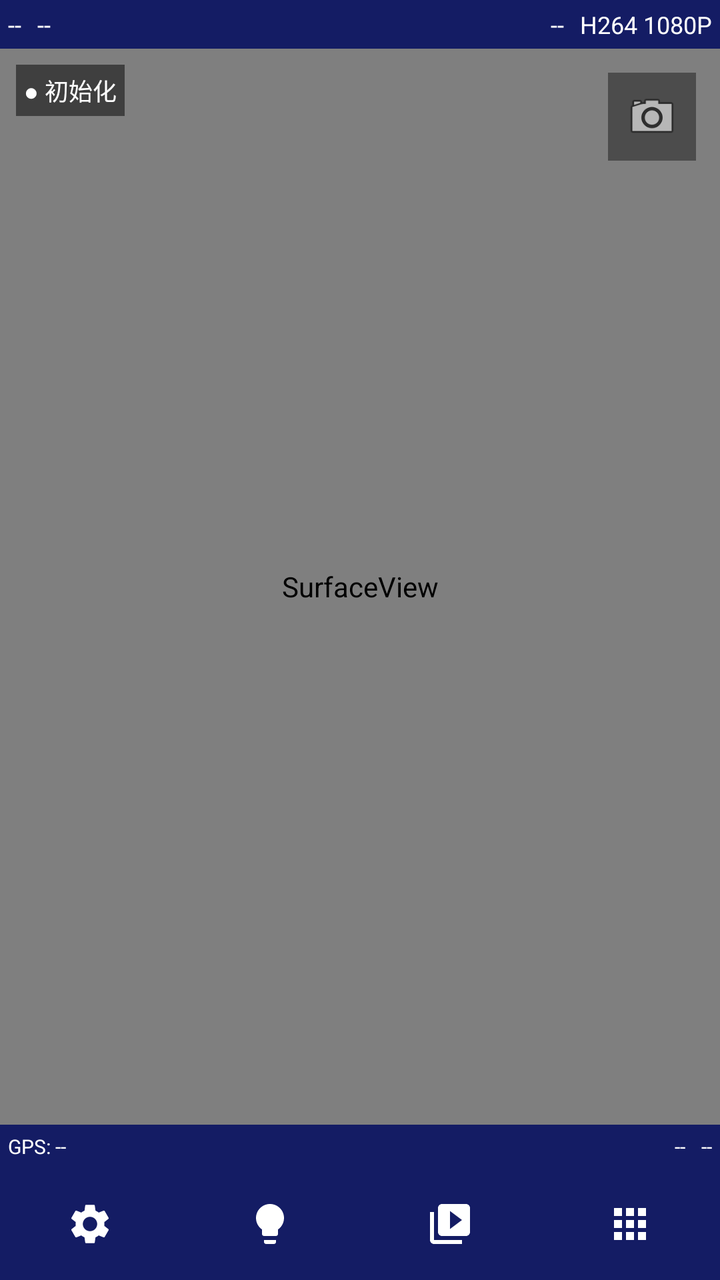
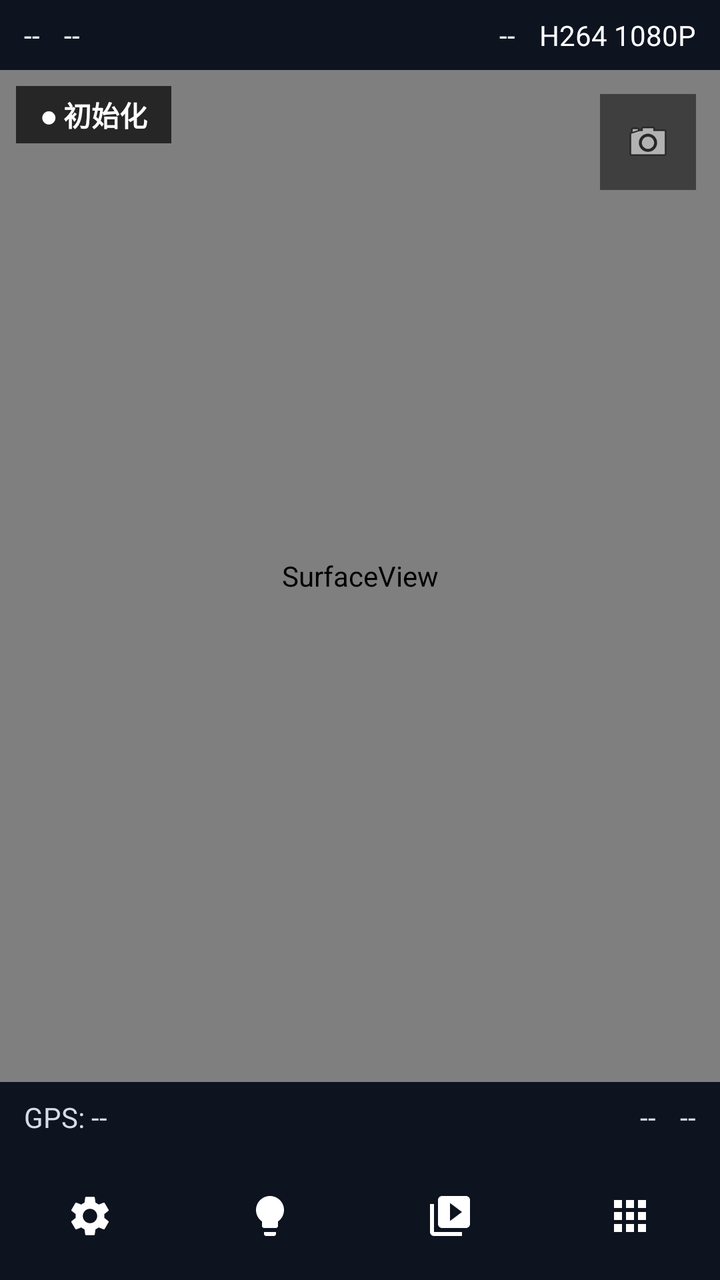

An Android layout rendered at two revisions. The XML below is the earlier revision; the diff shows what the commit changed to produce the second picture.
<!-- AndroidManifest.xml: application theme Theme.EnforcementApp -->
<!-- res/layout/activity_main.xml -->
<?xml version="1.0" encoding="utf-8"?>
<androidx.constraintlayout.widget.ConstraintLayout
    xmlns:android="http://schemas.android.com/apk/res/android"
    xmlns:app="http://schemas.android.com/apk/res-auto"
    android:layout_width="match_parent"
    android:layout_height="match_parent"
    android:background="#000000">

    
    <LinearLayout
        android:id="@+id/infoBar"
        android:layout_width="match_parent"
        android:layout_height="wrap_content"
        android:orientation="horizontal"
        android:padding="4dp"
        android:background="#CC1A237E"
        app:layout_constraintTop_toTopOf="parent"
        app:layout_constraintStart_toStartOf="parent"
        app:layout_constraintEnd_toEndOf="parent">

        <TextView
            android:id="@+id/tvStorage"
            android:layout_width="wrap_content"
            android:layout_height="wrap_content"
            android:textColor="#FFFFFF"
            android:textSize="12sp"
            android:text="--" />

        <Space
            android:layout_width="8dp"
            android:layout_height="1dp" />

        <TextView
            android:id="@+id/tvBattery"
            android:layout_width="wrap_content"
            android:layout_height="wrap_content"
            android:textColor="#FFFFFF"
            android:textSize="12sp"
            android:text="--" />

        <Space
            android:layout_width="0dp"
            android:layout_height="1dp"
            android:layout_weight="1" />

        <TextView
            android:id="@+id/tvDate"
            android:layout_width="wrap_content"
            android:layout_height="wrap_content"
            android:textColor="#FFFFFF"
            android:textSize="12sp"
            android:text="--" />

        <Space
            android:layout_width="8dp"
            android:layout_height="1dp" />

        <TextView
            android:id="@+id/tvEncoding"
            android:layout_width="wrap_content"
            android:layout_height="wrap_content"
            android:textColor="#FFFFFF"
            android:textSize="12sp"
            android:text="H264 1080P" />

    </LinearLayout>

    
    <SurfaceView
        android:id="@+id/surfacePreview"
        android:layout_width="match_parent"
        android:layout_height="0dp"
        app:layout_constraintTop_toBottomOf="@id/infoBar"
        app:layout_constraintBottom_toTopOf="@id/gpsBar"
        app:layout_constraintStart_toStartOf="parent"
        app:layout_constraintEnd_toEndOf="parent" />

    
    <ImageButton
        android:id="@+id/btnSwitchCamera"
        android:layout_width="44dp"
        android:layout_height="44dp"
        android:layout_margin="12dp"
        android:src="@android:drawable/ic_menu_camera"
        android:background="#66000000"
        android:scaleType="centerInside"
        android:padding="8dp"
        android:contentDescription="切换摄像头"
        app:layout_constraintTop_toBottomOf="@id/infoBar"
        app:layout_constraintEnd_toEndOf="parent" />

    
    <TextView
        android:id="@+id/tvStreamStatus"
        android:layout_width="wrap_content"
        android:layout_height="wrap_content"
        android:padding="4dp"
        android:textColor="#FFFFFF"
        android:textSize="12sp"
        android:background="#80000000"
        android:text="● 初始化"
        android:layout_margin="8dp"
        app:layout_constraintTop_toBottomOf="@id/infoBar"
        app:layout_constraintStart_toStartOf="parent" />

    
    <TextView
        android:id="@+id/tvRecordingIndicator"
        android:layout_width="wrap_content"
        android:layout_height="wrap_content"
        android:padding="6dp"
        android:textColor="#FF0000"
        android:textSize="14sp"
        android:textStyle="bold"
        android:background="#80000000"
        android:text="● REC 00:00"
        android:visibility="gone"
        android:layout_margin="8dp"
        app:layout_constraintTop_toBottomOf="@id/infoBar"
        app:layout_constraintEnd_toEndOf="parent" />

    
    <TextView
        android:id="@+id/tvAudioRecordingIndicator"
        android:layout_width="wrap_content"
        android:layout_height="wrap_content"
        android:paddingStart="20dp"
        android:paddingEnd="20dp"
        android:paddingTop="10dp"
        android:paddingBottom="10dp"
        android:textColor="#FFFFFFFF"
        android:textSize="22sp"
        android:textStyle="bold"
        android:background="@drawable/bg_audio_indicator"
        android:text="🎙 录音中 00:00"
        android:visibility="gone"
        android:layout_marginTop="16dp"
        app:layout_constraintTop_toBottomOf="@id/infoBar"
        app:layout_constraintStart_toStartOf="parent"
        app:layout_constraintEnd_toEndOf="parent" />

    
    <LinearLayout
        android:id="@+id/gpsBar"
        android:layout_width="match_parent"
        android:layout_height="wrap_content"
        android:orientation="horizontal"
        android:padding="4dp"
        android:background="#CC1A237E"
        app:layout_constraintBottom_toTopOf="@id/bottomBar"
        app:layout_constraintStart_toStartOf="parent"
        app:layout_constraintEnd_toEndOf="parent">

        <TextView
            android:id="@+id/tvGps"
            android:layout_width="wrap_content"
            android:layout_height="wrap_content"
            android:textColor="#FFFFFF"
            android:textSize="10sp"
            android:text="GPS: --" />

        <Space
            android:layout_width="0dp"
            android:layout_height="1dp"
            android:layout_weight="1" />

        <TextView
            android:id="@+id/tvDeviceId"
            android:layout_width="wrap_content"
            android:layout_height="wrap_content"
            android:textColor="#FFFFFF"
            android:textSize="10sp"
            android:text="--" />

        <Space
            android:layout_width="8dp"
            android:layout_height="1dp" />

        <TextView
            android:id="@+id/tvTime"
            android:layout_width="wrap_content"
            android:layout_height="wrap_content"
            android:textColor="#FFFFFF"
            android:textSize="10sp"
            android:text="--" />

    </LinearLayout>

    
    <LinearLayout
        android:id="@+id/bottomBar"
        android:layout_width="match_parent"
        android:layout_height="56dp"
        android:orientation="horizontal"
        android:background="#CC1A237E"
        app:layout_constraintBottom_toBottomOf="parent"
        app:layout_constraintStart_toStartOf="parent"
        app:layout_constraintEnd_toEndOf="parent">

        <ImageButton
            android:id="@+id/btnSettings"
            android:layout_width="0dp"
            android:layout_height="match_parent"
            android:layout_weight="1"
            android:src="@drawable/ic_settings"
            android:background="?attr/selectableItemBackground"
            android:contentDescription="设置" />

        <ImageButton
            android:id="@+id/btnLight"
            android:layout_width="0dp"
            android:layout_height="match_parent"
            android:layout_weight="1"
            android:src="@drawable/ic_light"
            android:background="?attr/selectableItemBackground"
            android:contentDescription="灯光" />

        <ImageButton
            android:id="@+id/btnPlayback"
            android:layout_width="0dp"
            android:layout_height="match_parent"
            android:layout_weight="1"
            android:src="@drawable/ic_playback"
            android:background="?attr/selectableItemBackground"
            android:contentDescription="回放" />

        <ImageButton
            android:id="@+id/btnFunction"
            android:layout_width="0dp"
            android:layout_height="match_parent"
            android:layout_weight="1"
            android:src="@drawable/ic_function"
            android:background="?attr/selectableItemBackground"
            android:contentDescription="功能" />

    </LinearLayout>

</androidx.constraintlayout.widget.ConstraintLayout>
<!-- resources referenced by this layout -->
<resources>
  <!-- drawable bg_audio_indicator (drawable) -->
  <?xml version="1.0" encoding="utf-8"?>
  <shape xmlns:android="http://schemas.android.com/apk/res/android"
      android:shape="rectangle">
      <solid android:color="#E6FF6B00" />
      <corners android:radius="24dp" />
      <stroke android:width="2dp" android:color="#FFFFFFFF" />
  </shape>
  <!-- drawable ic_function (drawable) -->
  <vector xmlns:android="http://schemas.android.com/apk/res/android"
      android:width="24dp"
      android:height="24dp"
      android:viewportWidth="24"
      android:viewportHeight="24"
      android:tint="@android:color/white">
    <path
        android:fillColor="@android:color/white"
        android:pathData="M4,8h4V4H4v4zm6,12h4v-4h-4v4zm-6,0h4v-4H4v4zm0,-6h4v-4H4v4zm6,0h4v-4h-4v4zm6,-10v4h4V4h-4zm-6,4h4V4h-4v4zm6,6h4v-4h-4v4zm0,6h4v-4h-4v4z"/>
  </vector>
  <!-- drawable ic_light (drawable) -->
  <vector xmlns:android="http://schemas.android.com/apk/res/android"
      android:width="24dp"
      android:height="24dp"
      android:viewportWidth="24"
      android:viewportHeight="24"
      android:tint="@android:color/white">
    <path
        android:fillColor="@android:color/white"
        android:pathData="M9,21c0,0.55 0.45,1 1,1h4c0.55,0 1,-0.45 1,-1v-1L9,20v1zM12,2C8.14,2 5,5.14 5,9c0,2.38 1.19,4.47 3,5.74L8,17c0,0.55 0.45,1 1,1h6c0.55,0 1,-0.45 1,-1l0,-2.26c1.81,-1.27 3,-3.36 3,-5.74C19,5.14 15.86,2 12,2z"/>
  </vector>
  <!-- drawable ic_playback (drawable) -->
  <vector xmlns:android="http://schemas.android.com/apk/res/android"
      android:width="24dp"
      android:height="24dp"
      android:viewportWidth="24"
      android:viewportHeight="24"
      android:tint="@android:color/white">
    <path
        android:fillColor="@android:color/white"
        android:pathData="M4,6H2v14c0,1.1 0.9,2 2,2h14v-2H4V6zm16,-4H8c-1.1,0 -2,0.9 -2,2v12c0,1.1 0.9,2 2,2h12c1.1,0 2,-0.9 2,-2V4c0,-1.1 -0.9,-2 -2,-2zm-8,12.5v-9l6,4.5 -6,4.5z"/>
  </vector>
  <style name="Theme.EnforcementApp" parent="Theme.MaterialComponents.DayNight.NoActionBar">
          <item name="colorPrimary">@color/brand_primary</item>
          <item name="colorPrimaryVariant">@color/brand_primary_variant</item>
          <item name="colorOnPrimary">@color/text_primary</item>
          <item name="colorSecondary">@color/accent_blue</item>
          <item name="colorOnSecondary">@color/text_primary</item>
          <item name="colorError">@color/accent_red</item>
          <item name="android:windowBackground">@color/surface_bg</item>
          <item name="android:textColorPrimary">@color/text_primary</item>
          <item name="android:textColorSecondary">@color/text_secondary</item>
      </style>
  <color name="brand_primary">#1A237E</color>
  <color name="brand_primary_variant">#0D47A1</color>
  <color name="text_primary">#FFFFFF</color>
  <color name="accent_blue">#4FB3FF</color>
  <color name="accent_red">#FF5C5C</color>
  <color name="surface_bg">#0E1320</color>
  <color name="text_secondary">#D5DCE8</color>
  <!-- unchanged entries left out for length: 1 -->
</resources>

<!-- the commit's change to res/layout/activity_main.xml (unified diff, before → after) -->
@@ -4,7 +4,7 @@
     xmlns:app="http://schemas.android.com/apk/res-auto"
     android:layout_width="match_parent"
     android:layout_height="match_parent"
-    android:background="#000000">
+    android:background="@color/surface_bg">
 
     
     <LinearLayout
@@ -12,8 +12,12 @@
         android:layout_width="match_parent"
         android:layout_height="wrap_content"
         android:orientation="horizontal"
-        android:padding="4dp"
-        android:background="#CC1A237E"
+        android:paddingStart="@dimen/space_md"
+        android:paddingEnd="@dimen/space_md"
+        android:paddingTop="@dimen/space_sm"
+        android:paddingBottom="@dimen/space_sm"
+        android:background="@color/surface_overlay"
+        android:gravity="center_vertical"
         app:layout_constraintTop_toTopOf="parent"
         app:layout_constraintStart_toStartOf="parent"
         app:layout_constraintEnd_toEndOf="parent">
@@ -22,20 +26,20 @@
             android:id="@+id/tvStorage"
             android:layout_width="wrap_content"
             android:layout_height="wrap_content"
-            android:textColor="#FFFFFF"
-            android:textSize="12sp"
-            android:text="--" />
-
-        <Space
-            android:layout_width="8dp"
+            android:textColor="@color/text_primary"
+            android:textSize="@dimen/font_sm"
+            android:text="--" />
+
+        <Space
+            android:layout_width="@dimen/space_md"
             android:layout_height="1dp" />
 
         <TextView
             android:id="@+id/tvBattery"
             android:layout_width="wrap_content"
             android:layout_height="wrap_content"
-            android:textColor="#FFFFFF"
-            android:textSize="12sp"
+            android:textColor="@color/text_primary"
+            android:textSize="@dimen/font_sm"
             android:text="--" />
 
         <Space
@@ -47,20 +51,20 @@
             android:id="@+id/tvDate"
             android:layout_width="wrap_content"
             android:layout_height="wrap_content"
-            android:textColor="#FFFFFF"
-            android:textSize="12sp"
-            android:text="--" />
-
-        <Space
-            android:layout_width="8dp"
+            android:textColor="@color/text_primary"
+            android:textSize="@dimen/font_sm"
+            android:text="--" />
+
+        <Space
+            android:layout_width="@dimen/space_md"
             android:layout_height="1dp" />
 
         <TextView
             android:id="@+id/tvEncoding"
             android:layout_width="wrap_content"
             android:layout_height="wrap_content"
-            android:textColor="#FFFFFF"
-            android:textSize="12sp"
+            android:textColor="@color/text_primary"
+            android:textSize="@dimen/font_sm"
             android:text="H264 1080P" />
 
     </LinearLayout>
@@ -78,13 +82,13 @@
     
     <ImageButton
         android:id="@+id/btnSwitchCamera"
-        android:layout_width="44dp"
-        android:layout_height="44dp"
-        android:layout_margin="12dp"
+        android:layout_width="@dimen/touch_min"
+        android:layout_height="@dimen/touch_min"
+        android:layout_margin="@dimen/space_md"
         android:src="@android:drawable/ic_menu_camera"
-        android:background="#66000000"
+        android:background="#80000000"
         android:scaleType="centerInside"
-        android:padding="8dp"
+        android:padding="@dimen/space_md"
         android:contentDescription="切换摄像头"
         app:layout_constraintTop_toBottomOf="@id/infoBar"
         app:layout_constraintEnd_toEndOf="parent" />
@@ -94,12 +98,16 @@
         android:id="@+id/tvStreamStatus"
         android:layout_width="wrap_content"
         android:layout_height="wrap_content"
-        android:padding="4dp"
-        android:textColor="#FFFFFF"
-        android:textSize="12sp"
-        android:background="#80000000"
+        android:paddingStart="@dimen/space_md"
+        android:paddingEnd="@dimen/space_md"
+        android:paddingTop="@dimen/space_xs"
+        android:paddingBottom="@dimen/space_xs"
+        android:textColor="@color/text_primary"
+        android:textSize="@dimen/font_sm"
+        android:textStyle="bold"
+        android:background="#B3000000"
         android:text="● 初始化"
-        android:layout_margin="8dp"
+        android:layout_margin="@dimen/space_sm"
         app:layout_constraintTop_toBottomOf="@id/infoBar"
         app:layout_constraintStart_toStartOf="parent" />
 
@@ -108,15 +116,19 @@
         android:id="@+id/tvRecordingIndicator"
         android:layout_width="wrap_content"
         android:layout_height="wrap_content"
-        android:padding="6dp"
-        android:textColor="#FF0000"
-        android:textSize="14sp"
+        android:paddingStart="@dimen/space_md"
+        android:paddingEnd="@dimen/space_md"
+        android:paddingTop="@dimen/space_xs"
+        android:paddingBottom="@dimen/space_xs"
+        android:textColor="@color/status_recording"
+        android:textSize="@dimen/font_md"
         android:textStyle="bold"
-        android:background="#80000000"
+        android:background="#B3000000"
         android:text="● REC 00:00"
         android:visibility="gone"
-        android:layout_margin="8dp"
-        app:layout_constraintTop_toBottomOf="@id/infoBar"
+        android:layout_marginEnd="@dimen/space_sm"
+        android:layout_marginTop="@dimen/space_sm"
+        app:layout_constraintTop_toBottomOf="@id/btnSwitchCamera"
         app:layout_constraintEnd_toEndOf="parent" />
 
     
@@ -124,17 +136,17 @@
         android:id="@+id/tvAudioRecordingIndicator"
         android:layout_width="wrap_content"
         android:layout_height="wrap_content"
-        android:paddingStart="20dp"
-        android:paddingEnd="20dp"
-        android:paddingTop="10dp"
-        android:paddingBottom="10dp"
-        android:textColor="#FFFFFFFF"
-        android:textSize="22sp"
+        android:paddingStart="@dimen/space_xl"
+        android:paddingEnd="@dimen/space_xl"
+        android:paddingTop="@dimen/space_md"
+        android:paddingBottom="@dimen/space_md"
+        android:textColor="@color/text_primary"
+        android:textSize="@dimen/font_xxl"
         android:textStyle="bold"
         android:background="@drawable/bg_audio_indicator"
         android:text="🎙 录音中 00:00"
         android:visibility="gone"
-        android:layout_marginTop="16dp"
+        android:layout_marginTop="@dimen/space_lg"
         app:layout_constraintTop_toBottomOf="@id/infoBar"
         app:layout_constraintStart_toStartOf="parent"
         app:layout_constraintEnd_toEndOf="parent" />
@@ -145,8 +157,12 @@
         android:layout_width="match_parent"
         android:layout_height="wrap_content"
         android:orientation="horizontal"
-        android:padding="4dp"
-        android:background="#CC1A237E"
+        android:paddingStart="@dimen/space_md"
+        android:paddingEnd="@dimen/space_md"
+        android:paddingTop="@dimen/space_sm"
+        android:paddingBottom="@dimen/space_sm"
+        android:background="@color/surface_overlay"
+        android:gravity="center_vertical"
         app:layout_constraintBottom_toTopOf="@id/bottomBar"
         app:layout_constraintStart_toStartOf="parent"
         app:layout_constraintEnd_toEndOf="parent">
@@ -155,8 +171,8 @@
             android:id="@+id/tvGps"
             android:layout_width="wrap_content"
             android:layout_height="wrap_content"
-            android:textColor="#FFFFFF"
-            android:textSize="10sp"
+            android:textColor="@color/text_secondary"
+            android:textSize="@dimen/font_sm"
             android:text="GPS: --" />
 
         <Space
@@ -168,20 +184,20 @@
             android:id="@+id/tvDeviceId"
             android:layout_width="wrap_content"
             android:layout_height="wrap_content"
-            android:textColor="#FFFFFF"
-            android:textSize="10sp"
-            android:text="--" />
-
-        <Space
-            android:layout_width="8dp"
+            android:textColor="@color/text_secondary"
+            android:textSize="@dimen/font_sm"
+            android:text="--" />
+
+        <Space
+            android:layout_width="@dimen/space_md"
             android:layout_height="1dp" />
 
         <TextView
             android:id="@+id/tvTime"
             android:layout_width="wrap_content"
             android:layout_height="wrap_content"
-            android:textColor="#FFFFFF"
-            android:textSize="10sp"
+            android:textColor="@color/text_secondary"
+            android:textSize="@dimen/font_sm"
             android:text="--" />
 
     </LinearLayout>
@@ -190,9 +206,9 @@
     <LinearLayout
         android:id="@+id/bottomBar"
         android:layout_width="match_parent"
-        android:layout_height="56dp"
+        android:layout_height="@dimen/bottombar_height"
         android:orientation="horizontal"
-        android:background="#CC1A237E"
+        android:background="@color/surface_overlay"
         app:layout_constraintBottom_toBottomOf="parent"
         app:layout_constraintStart_toStartOf="parent"
         app:layout_constraintEnd_toEndOf="parent">
@@ -204,6 +220,8 @@
             android:layout_weight="1"
             android:src="@drawable/ic_settings"
             android:background="?attr/selectableItemBackground"
+            android:scaleType="centerInside"
+            android:padding="@dimen/space_md"
             android:contentDescription="设置" />
 
         <ImageButton
@@ -213,6 +231,8 @@
             android:layout_weight="1"
             android:src="@drawable/ic_light"
             android:background="?attr/selectableItemBackground"
+            android:scaleType="centerInside"
+            android:padding="@dimen/space_md"
             android:contentDescription="灯光" />
 
         <ImageButton
@@ -222,6 +242,8 @@
             android:layout_weight="1"
             android:src="@drawable/ic_playback"
             android:background="?attr/selectableItemBackground"
+            android:scaleType="centerInside"
+            android:padding="@dimen/space_md"
             android:contentDescription="回放" />
 
         <ImageButton
@@ -231,6 +253,8 @@
             android:layout_weight="1"
             android:src="@drawable/ic_function"
             android:background="?attr/selectableItemBackground"
+            android:scaleType="centerInside"
+            android:padding="@dimen/space_md"
             android:contentDescription="功能" />
 
     </LinearLayout>
<!-- resource entries referenced after the edit -->
@@ -1,5 +1,6 @@
 <!-- resources referenced by this layout -->
 <resources>
+  <color name="status_recording">#FF3B3B</color>
   <!-- drawable bg_audio_indicator (drawable) -->
   <?xml version="1.0" encoding="utf-8"?>
   <shape xmlns:android="http://schemas.android.com/apk/res/android"
@@ -58,7 +59,18 @@
   <color name="accent_blue">#4FB3FF</color>
   <color name="accent_red">#FF5C5C</color>
   <color name="surface_bg">#0E1320</color>
+  <color name="surface_overlay">#E60E1320</color>
   <color name="text_secondary">#D5DCE8</color>
+  <dimen name="bottombar_height">64dp</dimen>
+  <dimen name="font_md">16sp</dimen>
+  <dimen name="font_sm">14sp</dimen>
+  <dimen name="font_xxl">28sp</dimen>
+  <dimen name="space_lg">16dp</dimen>
+  <dimen name="space_md">12dp</dimen>
+  <dimen name="space_sm">8dp</dimen>
+  <dimen name="space_xl">24dp</dimen>
+  <dimen name="space_xs">4dp</dimen>
+  <dimen name="touch_min">48dp</dimen>
   <!-- unchanged entries left out for length: 1 -->
 </resources>
 
